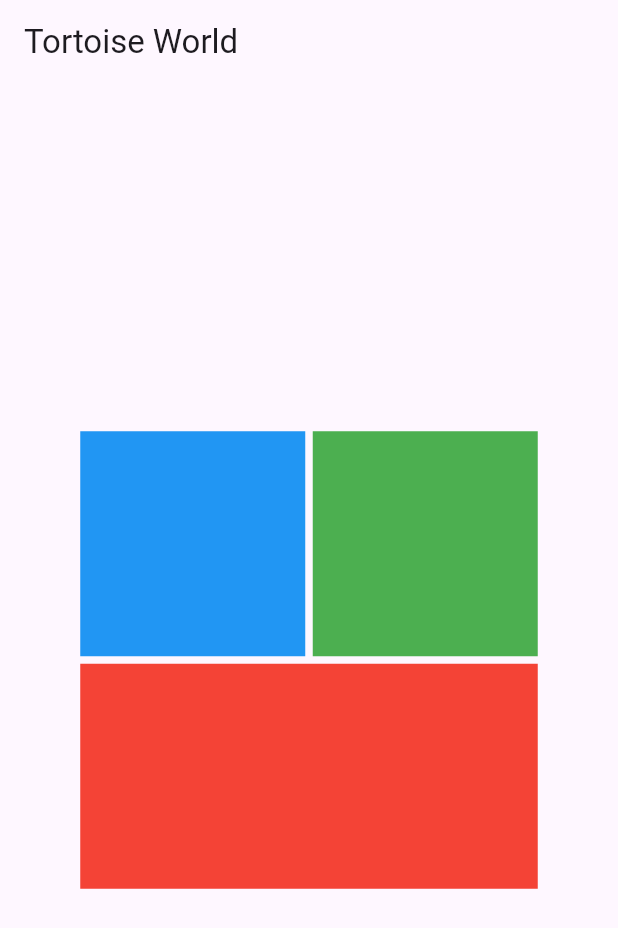
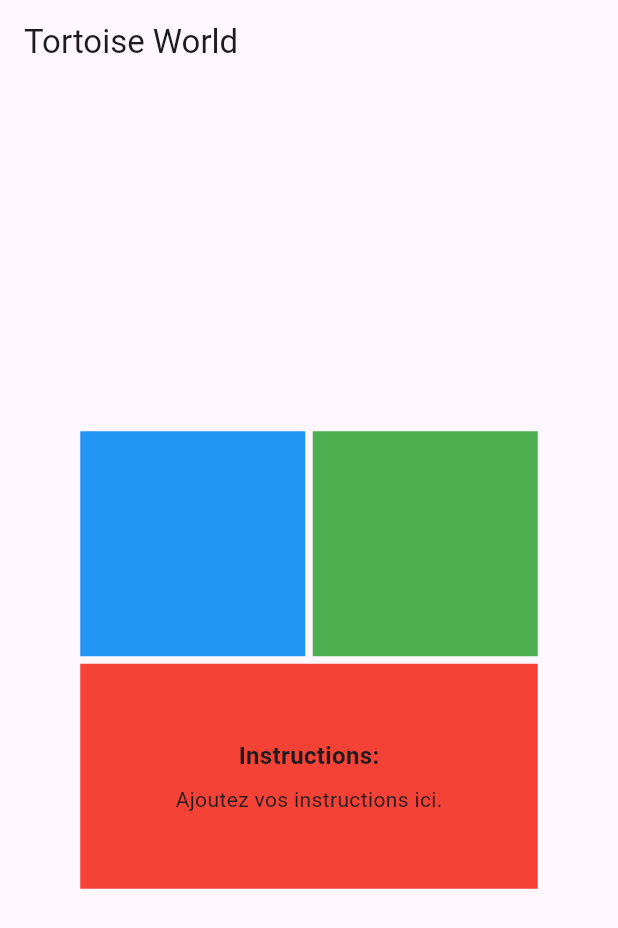
Before and after one commit to Achrafab02/tortoise-world, a Flutter app: the screen it shows after launch, on a phone screen of 412 x 824 dp. Shown: the top 928 px of the screen. Run offline on Flutter 3.47's test engine with Material 3 defaults, Android fonts, the phone set to English and light mode, and no system bars.

Commit message:
added instructions text

```diff
--- a/tortoise_world/lib/main.dart
+++ b/tortoise_world/lib/main.dart
@@ -52,6 +52,23 @@ class MyWidget extends StatelessWidget {
             width: 305.0,
             height: 150.0,
             color: Colors.red,
+            child: Column(
+              mainAxisAlignment: MainAxisAlignment.center,
+              children: [
+                Text(
+                  'Instructions:',
+                  style: TextStyle(
+                    fontSize: 16.0,
+                    fontWeight: FontWeight.bold,
+                  ),
+                ),
+                SizedBox(height: 8.0),
+                Text(
+                  'Ajoutez vos instructions ici.',
+                  style: TextStyle(fontSize: 14.0),
+                ),
+              ],
+            ),
             // Widget 3
           ),
         ),
```
